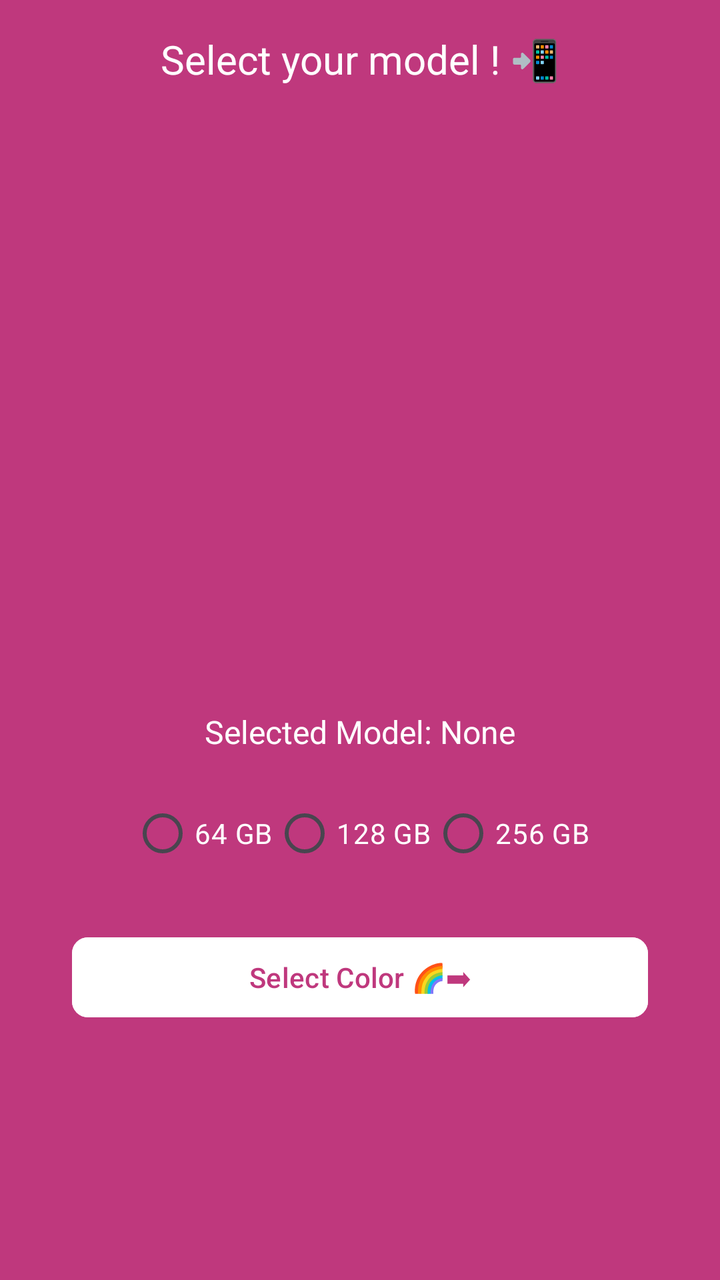
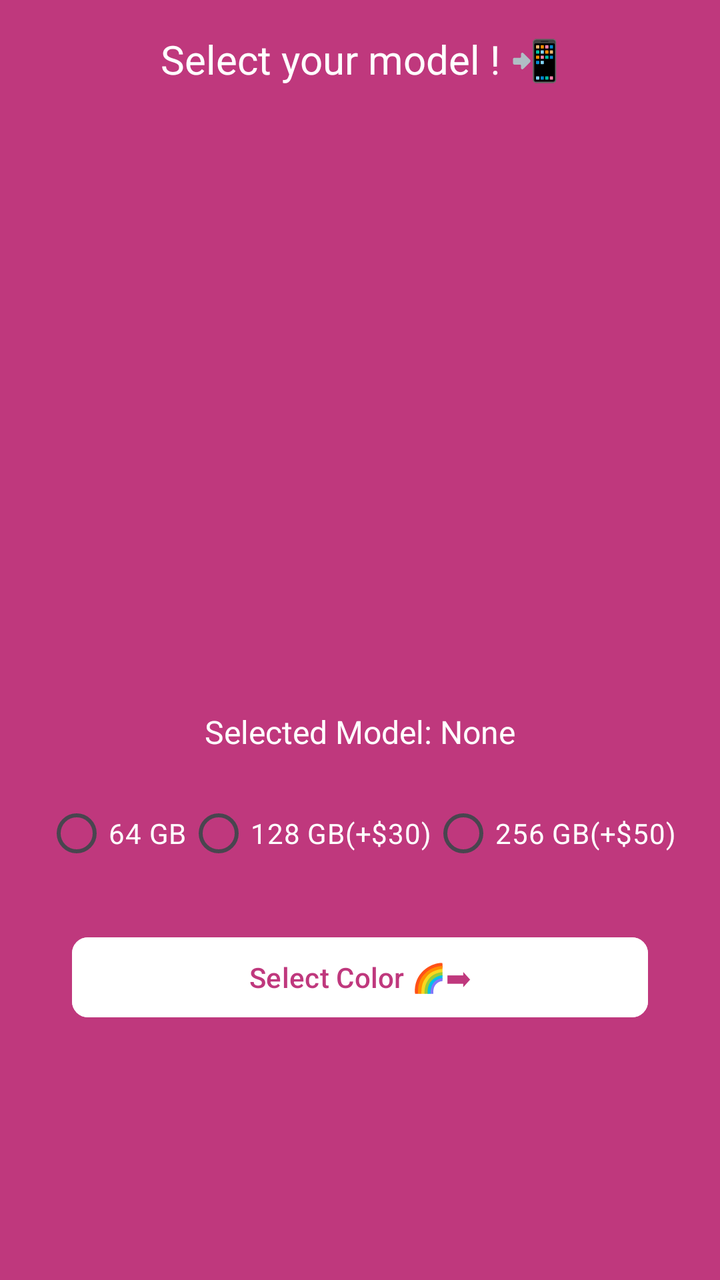

Screens rendered from an Android XML layout before and after an edit, with the pre-edit source and the edit as a unified diff.
<!-- AndroidManifest.xml: application theme Theme.Team10_MAPD711_ProjectMilestone2 -->
<!-- res/layout/activity_model_selection3.xml -->
<?xml version="1.0" encoding="utf-8"?>
<androidx.constraintlayout.widget.ConstraintLayout xmlns:android="http://schemas.android.com/apk/res/android"
    xmlns:app="http://schemas.android.com/apk/res-auto"
    xmlns:tools="http://schemas.android.com/tools"
    android:id="@+id/main"
    android:layout_width="match_parent"
    android:layout_height="match_parent"
    android:background="#BF387D"
    tools:context=".ModelSelection3">

    <TextView
        android:id="@+id/textView2"
        android:layout_width="wrap_content"
        android:layout_height="wrap_content"
        android:text="Select your model ! 📲"
        android:textColor="@color/white"
        android:textSize="20sp"
        app:layout_constraintTop_toTopOf="parent"
        app:layout_constraintStart_toStartOf="parent"
        app:layout_constraintEnd_toEndOf="parent"
        android:layout_marginTop="16dp"/>



    
    <androidx.recyclerview.widget.RecyclerView
        android:id="@+id/recyclerView"
        android:layout_width="0dp"
        android:layout_height="0dp"
        app:layout_constraintTop_toBottomOf="@+id/textView2"
        app:layout_constraintBottom_toTopOf="@+id/selectedModelTextView"
        app:layout_constraintStart_toStartOf="parent"
        app:layout_constraintEnd_toEndOf="parent"
        android:layout_marginStart="16dp"
        android:layout_marginEnd="16dp"
        android:layout_marginTop="8dp"
        android:layout_marginBottom="8dp"
        app:layout_constraintHeight_percent="0.45"/>

    <TextView
        android:id="@+id/selectedModelTextView"
        android:layout_width="wrap_content"
        android:layout_height="wrap_content"
        android:text="Selected Model: None"
        android:textColor="@color/white"
        android:textSize="16sp"
        app:layout_constraintTop_toBottomOf="@+id/recyclerView"
        app:layout_constraintBottom_toTopOf="@+id/radioGroupStorage"
        app:layout_constraintStart_toStartOf="parent"
        app:layout_constraintEnd_toEndOf="parent"
        android:layout_margin="8dp" />

    <RadioGroup
        android:id="@+id/radioGroupStorage"
        android:layout_width="wrap_content"
        android:layout_height="wrap_content"
        android:orientation="horizontal"
        app:layout_constraintTop_toBottomOf="@+id/selectedModelTextView"
        app:layout_constraintStart_toStartOf="parent"
        app:layout_constraintEnd_toEndOf="parent"
        android:layout_marginTop="16dp">

        <RadioButton
            android:id="@+id/radio_64gb"
            android:layout_width="wrap_content"
            android:layout_height="wrap_content"
            android:text="64 GB"
            android:textColor="@color/white" />

        <RadioButton
            android:id="@+id/radio_128gb"
            android:layout_width="wrap_content"
            android:layout_height="wrap_content"
            android:text="128 GB"
            android:textColor="@color/white" />

        <RadioButton
            android:id="@+id/radio_256gb"
            android:layout_width="wrap_content"
            android:layout_height="wrap_content"
            android:text="256 GB"
            android:textColor="@color/white" />
    </RadioGroup>

    <Button
        android:id="@+id/button4"
        android:layout_width="0dp"
    android:layout_height="wrap_content"
    android:backgroundTint="@color/white"
    android:text="Select Color 🌈➡"
    android:textColor="#BF387D"
    app:cornerRadius="8dp"
    app:layout_constraintTop_toBottomOf="@+id/radioGroupStorage"
    app:layout_constraintStart_toStartOf="parent"
    app:layout_constraintEnd_toEndOf="parent"
    app:layout_constraintWidth_percent="0.8"
    android:layout_marginTop="24dp"
    />


</androidx.constraintlayout.widget.ConstraintLayout>
<!-- resources referenced by this layout -->
<resources>
  <color name="white">#FFFFFFFF</color>
  <style name="Theme.Team10_MAPD711_ProjectMilestone2" parent="Base.Theme.Team10_MAPD711_ProjectMilestone2" />
  <style name="Base.Theme.Team10_MAPD711_ProjectMilestone2" parent="Theme.Material3.DayNight.NoActionBar">
          
          
      </style>
</resources>

<!-- the commit's change to res/layout/activity_model_selection3.xml (unified diff, before → after) -->
@@ -71,14 +71,14 @@
             android:id="@+id/radio_128gb"
             android:layout_width="wrap_content"
             android:layout_height="wrap_content"
-            android:text="128 GB"
+            android:text="128 GB(+$30)"
             android:textColor="@color/white" />
 
         <RadioButton
             android:id="@+id/radio_256gb"
             android:layout_width="wrap_content"
             android:layout_height="wrap_content"
-            android:text="256 GB"
+            android:text="256 GB(+$50)"
             android:textColor="@color/white" />
     </RadioGroup>
 
